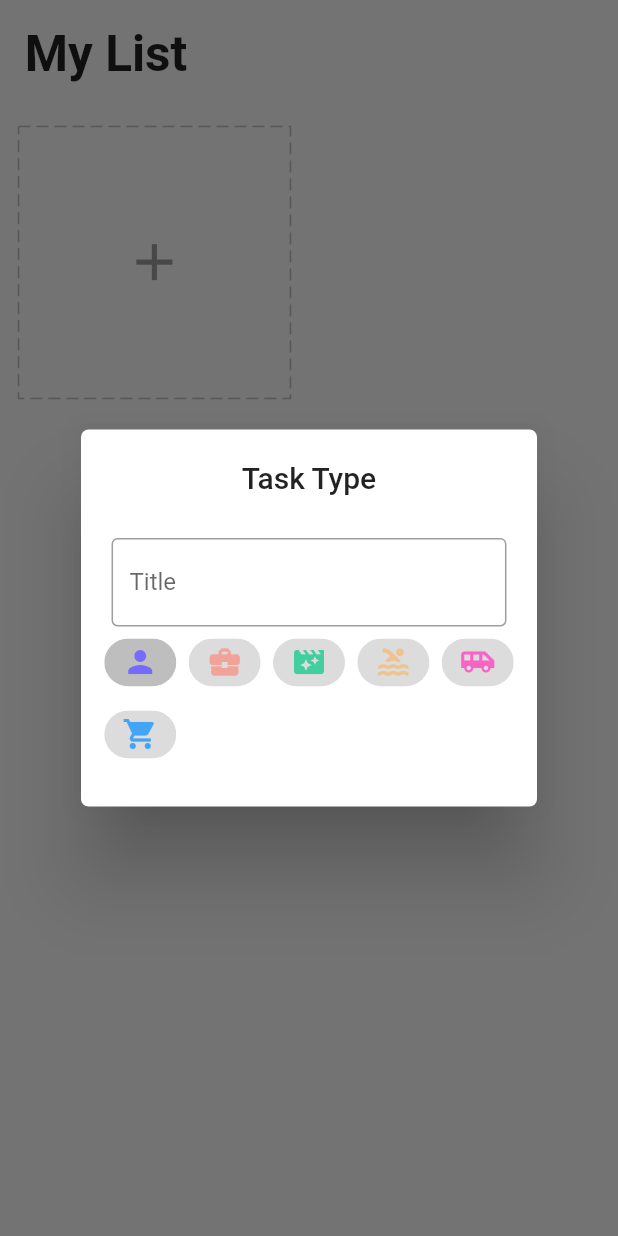
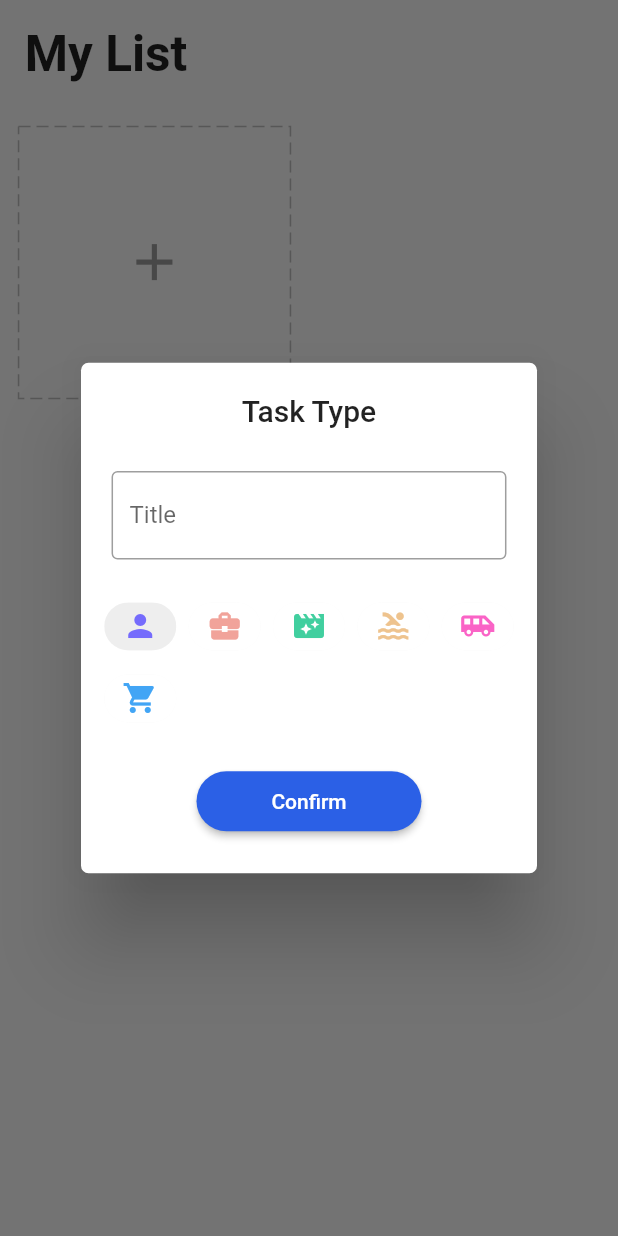
Before and after one commit to ArklemX/getx_todo_app, a Flutter app: the screen it shows after launch, after a tap on the "add" icon, on a phone screen of 412 x 824 dp. Run offline on Flutter 3.47's test engine with Material 2 defaults, Android fonts, the phone set to English and light mode, and no system bars; drawn by our look-alikes of dotted_border; our stand-ins replace equatable, flutter_easyloading, get, get_storage, loading_animation_widget.

Commit message:
submit button and form validation

```diff
--- a/lib/app/data/models/task.dart
+++ b/lib/app/data/models/task.dart
@@ -9,7 +9,7 @@ class Task extends Equatable {
     required this.title,
     required this.icon,
     required this.color,
-    required this.todo,
+    this.todo,
   });
 
   final String? title;
--- a/lib/app/modules/home/controllers/home_controller.dart
+++ b/lib/app/modules/home/controllers/home_controller.dart
@@ -28,4 +28,8 @@ class HomeController extends GetxController {
   void changeChipIndex(value) {
     chipIindex.value = value;
   }
+
+  bool addTask(Task task) {
+    return tasks.contains(task) ? false : true;
+  }
 }
--- a/lib/app/widgets/add_card.dart
+++ b/lib/app/widgets/add_card.dart
@@ -1,7 +1,10 @@
 import 'package:dotted_border/dotted_border.dart';
 import 'package:flutter/material.dart';
+import 'package:flutter_easyloading/flutter_easyloading.dart';
 import 'package:get/get.dart';
 import 'package:getx_todo_app/app/core/utils/extensions.dart';
+import 'package:getx_todo_app/app/core/values/colors.dart';
+import 'package:getx_todo_app/app/data/models/task.dart';
 import 'package:getx_todo_app/app/modules/home/controllers/home_controller.dart';
 import 'package:getx_todo_app/app/widgets/icons.dart';
 
@@ -44,12 +47,18 @@ class AddCart extends StatelessWidget {
                       },
                     ),
                   ),
-                  Wrap(
+                  Padding(
+                    padding: EdgeInsets.symmetric(vertical: 5.0.wp),
+                    child: Wrap(
                       spacing: 2.0.wp,
                       children: icons
-                        .map((e) => Obx(() {
+                          .map(
+                            (e) => Obx(
+                              () {
                                 final index = icons.indexOf(e);
                                 return ChoiceChip(
+                                  selectedColor: Colors.grey.shade200,
+                                  backgroundColor: Colors.white,
                                   label: e,
                                   selected: homeCtrl.chipIindex.value == index,
                                   onSelected: (bool selected) {
@@ -57,13 +66,44 @@ class AddCart extends StatelessWidget {
                                         selected ? index : 0;
                                   },
                                 );
-                            }))
+                              },
+                            ),
+                          )
                           .toList(),
+                    ),
+                  ),
+                  ElevatedButton(
+                    style: ElevatedButton.styleFrom(
+                        backgroundColor: blue,
+                        shape: RoundedRectangleBorder(
+                            borderRadius: BorderRadius.circular(20)),
+                        minimumSize: const Size(150, 40)),
+                    onPressed: () {
+                      if (homeCtrl.formKey.currentState!.validate()) {
+                        int icon =
+                            icons[homeCtrl.chipIindex.value].icon!.codePoint;
+                        String color =
+                            icons[homeCtrl.chipIindex.value].color!.toHex();
+
+                        var task = Task(
+                            title: homeCtrl.editController.text,
+                            icon: icon,
+                            color: color);
+
+                        Get.back();
+                        homeCtrl.addTask(task)
+                            ? EasyLoading.showSuccess('Successfull Creation')
+                            : EasyLoading.showError('Task Already Exists');
+                      }
+                    },
+                    child: const Text('Confirm'),
                   )
                 ],
               ),
             ),
           );
+          homeCtrl.editController.clear();
+          homeCtrl.chipIindex.value = 0;
         },
         child: DottedBorder(
             color: Colors.grey.shade400,
```
Lines whose indentation alone changed are shown as unchanged.
